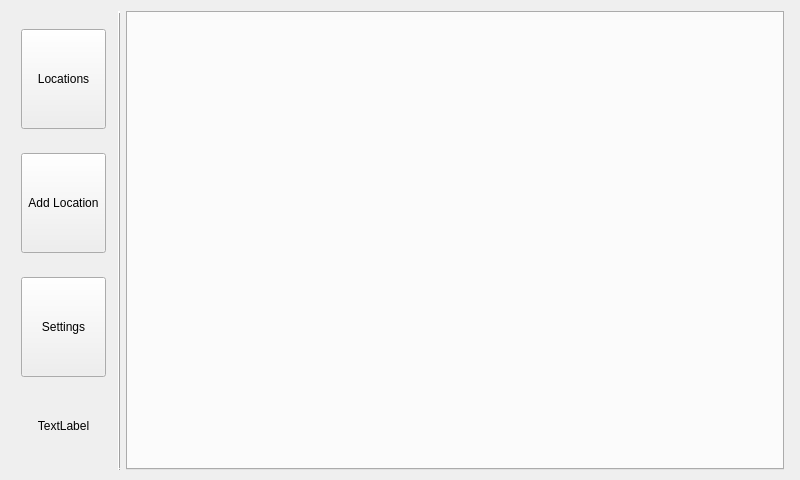
This is Reveles/GUI/RevelesGUI/revelesgui.ui in Alex-BusNet/Reveles as Qt 5 draws it before an edit. The edited form follows.
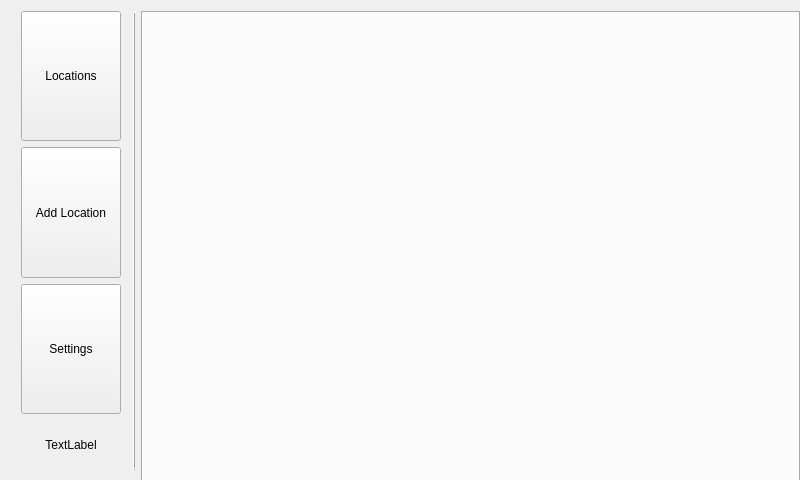
This is the edited form.

Commit message: Added Images to menu buttons

Patch:
```diff
--- a/Reveles/GUI/RevelesGUI/revelesgui.ui
+++ b/Reveles/GUI/RevelesGUI/revelesgui.ui
@@ -24,6 +24,12 @@
   </property>
   <property name="maximumSize">
    <size>
+    <width>2400</width>
+    <height>1440</height>
+   </size>
+  </property>
+  <property name="sizeIncrement">
+   <size>
     <width>800</width>
     <height>480</height>
    </size>
@@ -36,7 +42,7 @@
     <rect>
      <x>0</x>
      <y>0</y>
-     <width>805</width>
+     <width>812</width>
      <height>481</height>
     </rect>
    </property>
@@ -51,7 +57,19 @@
       </property>
       <item>
        <widget class="QToolButton" name="locationsScreenPB">
+        <property name="minimumSize">
+         <size>
+          <width>100</width>
+          <height>100</height>
+         </size>
+        </property>
         <property name="maximumSize">
+         <size>
+          <width>400</width>
+          <height>400</height>
+         </size>
+        </property>
+        <property name="sizeIncrement">
          <size>
           <width>100</width>
           <height>100</height>
@@ -60,11 +78,29 @@
         <property name="text">
          <string>Locations</string>
         </property>
+        <property name="iconSize">
+         <size>
+          <width>100</width>
+          <height>100</height>
+         </size>
+        </property>
        </widget>
       </item>
       <item>
        <widget class="QToolButton" name="addLocationPB">
+        <property name="minimumSize">
+         <size>
+          <width>100</width>
+          <height>100</height>
+         </size>
+        </property>
         <property name="maximumSize">
+         <size>
+          <width>400</width>
+          <height>400</height>
+         </size>
+        </property>
+        <property name="sizeIncrement">
          <size>
           <width>100</width>
           <height>100</height>
@@ -73,11 +109,29 @@
         <property name="text">
          <string>Add Location</string>
         </property>
+        <property name="iconSize">
+         <size>
+          <width>100</width>
+          <height>100</height>
+         </size>
+        </property>
        </widget>
       </item>
       <item>
        <widget class="QToolButton" name="settingsScreenPB">
+        <property name="minimumSize">
+         <size>
+          <width>100</width>
+          <height>100</height>
+         </size>
+        </property>
         <property name="maximumSize">
+         <size>
+          <width>400</width>
+          <height>400</height>
+         </size>
+        </property>
+        <property name="sizeIncrement">
          <size>
           <width>100</width>
           <height>100</height>
@@ -86,6 +140,12 @@
         <property name="text">
          <string>Settings</string>
         </property>
+        <property name="iconSize">
+         <size>
+          <width>100</width>
+          <height>100</height>
+         </size>
+        </property>
        </widget>
       </item>
       <item>
@@ -132,6 +192,24 @@
       </property>
       <item>
        <widget class="QTabWidget" name="tabWidget">
+        <property name="sizePolicy">
+         <sizepolicy hsizetype="MinimumExpanding" vsizetype="MinimumExpanding">
+          <horstretch>0</horstretch>
+          <verstretch>0</verstretch>
+         </sizepolicy>
+        </property>
+        <property name="minimumSize">
+         <size>
+          <width>659</width>
+          <height>477</height>
+         </size>
+        </property>
+        <property name="maximumSize">
+         <size>
+          <width>2400</width>
+          <height>1440</height>
+         </size>
+        </property>
         <property name="tabPosition">
          <enum>QTabWidget::North</enum>
         </property>
```
The commit also changes 4 other files.
